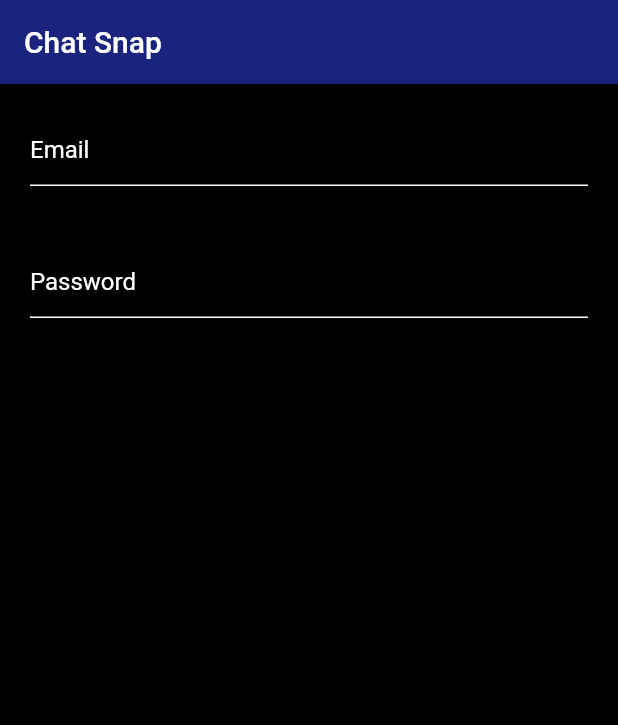
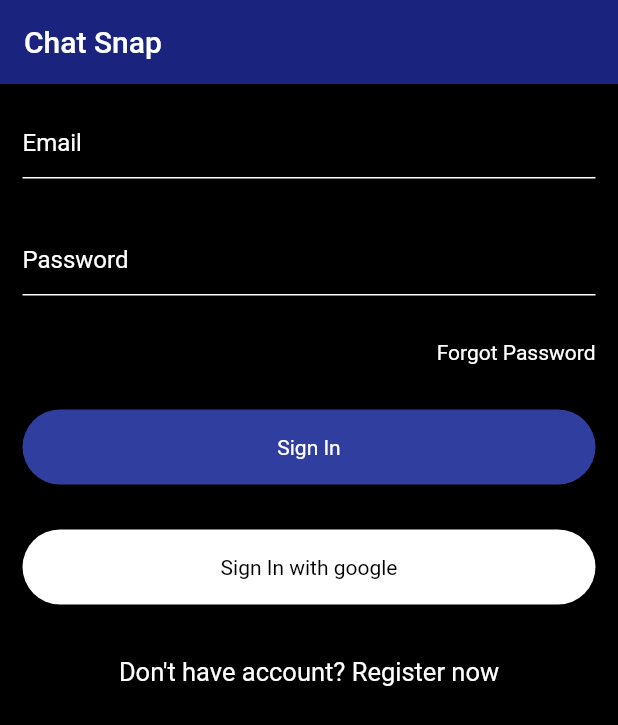
Before and after one commit to Shehan82/Chat-Snap, a Flutter app: the screen it shows after launch, on a phone screen of 412 x 824 dp. Shown: the top 725 px of the screen. Run offline on Flutter 3.47's test engine with Material 2 defaults, Android fonts, the phone set to English and light mode, and no system bars.

Commit message:
Sign in page almost done

```diff
--- a/lib/inputField.dart
+++ b/lib/inputField.dart
@@ -6,13 +6,14 @@ class InputField extends StatelessWidget {
   @override
   Widget build(BuildContext context) {
     return Container(
-      padding: EdgeInsets.all(20),
+      padding: EdgeInsets.all(15),
       child: TextField(
         decoration: InputDecoration(
             hintText: hintText,
             hintStyle: TextStyle(color: Colors.white),
             enabledBorder: UnderlineInputBorder(
                 borderSide: BorderSide(color: Colors.white))),
+        style: TextStyle(color: Colors.white),
       ),
     );
   }
--- a/lib/main.dart
+++ b/lib/main.dart
@@ -20,8 +20,72 @@ class MyApp extends StatelessWidget {
           // title: Image.asset('assets/icon.png'),
           title: Text("Chat Snap"),
         ),
-        body: Column(
-          children: [InputField("Email"), InputField("Password")],
+        body: Container(
+          height: double.infinity,
+          alignment: Alignment.bottomCenter,
+          child: Column(
+            children: [
+              InputField("Email"),
+              InputField("Password"),
+              SizedBox(
+                height: 15,
+              ),
+              Container(
+                width: double.infinity,
+                padding: EdgeInsets.only(right: 15, left: 15),
+                child: Text(
+                  "Forgot Password",
+                  style: TextStyle(color: Colors.white),
+                  textAlign: TextAlign.right,
+                ),
+              ),
+              SizedBox(
+                height: 15,
+              ),
+              Container(
+                width: double.infinity,
+                margin: EdgeInsets.all(15),
+                height: 50,
+                child: Container(
+                  width: double.infinity,
+                  alignment: Alignment.center,
+                  child: Text(
+                    "Sign In",
+                    style: TextStyle(color: Colors.white),
+                  ),
+                  decoration: BoxDecoration(
+                      color: Colors.indigo[700],
+                      borderRadius: BorderRadius.circular(25)),
+                ),
+              ),
+              Container(
+                width: double.infinity,
+                margin: EdgeInsets.all(15),
+                height: 50,
+                child: Container(
+                  width: double.infinity,
+                  alignment: Alignment.center,
+                  child: Text(
+                    "Sign In with google",
+                    style: TextStyle(color: Colors.black),
+                  ),
+                  decoration: BoxDecoration(
+                      color: Colors.white,
+                      borderRadius: BorderRadius.circular(25)),
+                ),
+              ),
+              Container(
+                width: double.infinity,
+                // padding: EdgeInsets.only(right: 15, left: 15),
+                margin: EdgeInsets.only(top: 20),
+                child: Text(
+                  "Don't have account? Register now",
+                  style: TextStyle(color: Colors.white, fontSize: 17),
+                  textAlign: TextAlign.center,
+                ),
+              ),
+            ],
+          ),
         ),
       ),
     );
```
